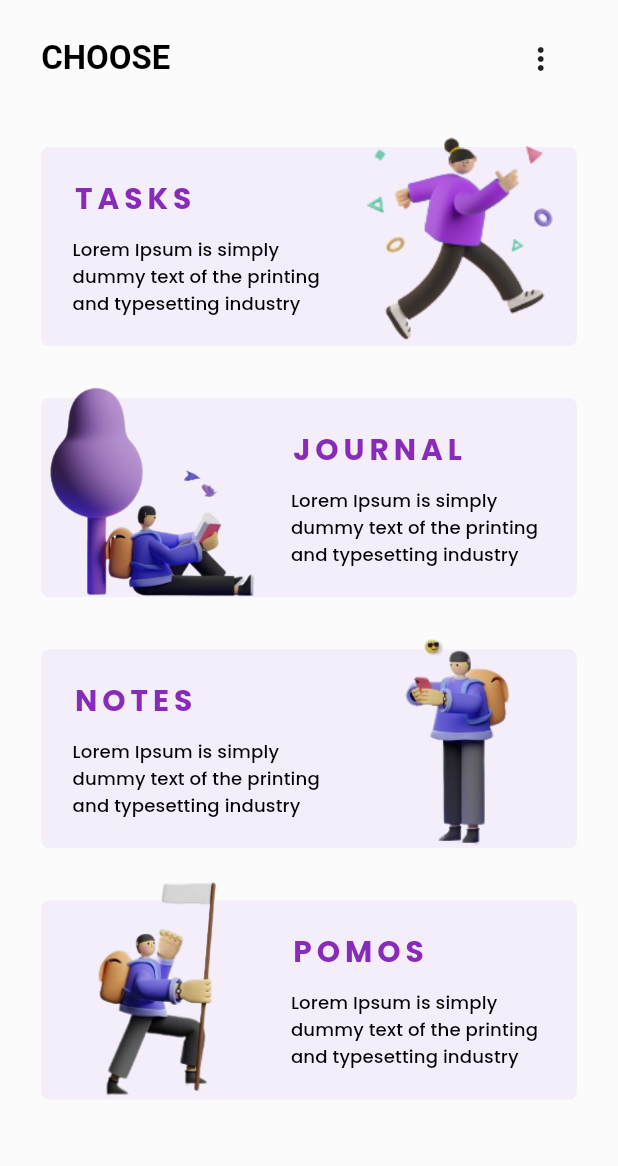
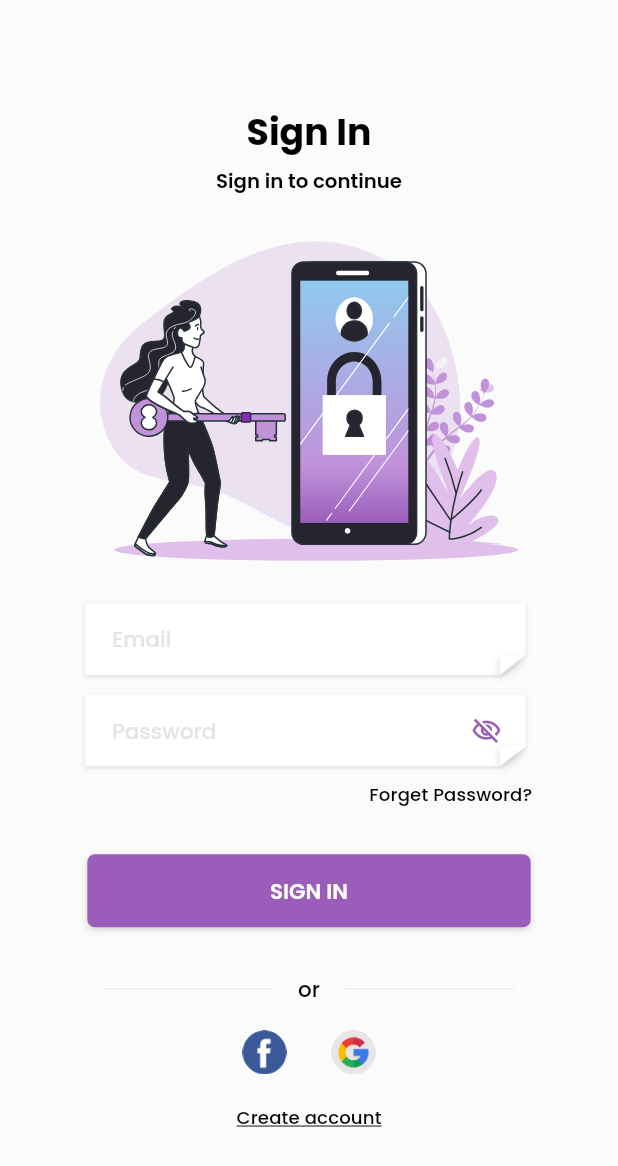
Before and after one commit to WafaaSisalem/daytracker_graduation, a Flutter app: the screen it shows after launch, on a phone screen of 412 x 824 dp. Shown: the top 1166 px of the screen. Run offline on Flutter 3.47's test engine with Material 2 defaults, Android fonts, the phone set to English and light mode, and no system bars; our stand-ins replace cloud_firestore, firebase_auth, firebase_core, flutter_calendar_carousel, flutter_image_slideshow, flutter_screenutil and 2 more; missing offline and left inert: custom_timer, simple_timer; accounts and stored records are empty.

```diff
--- /dev/null
+++ b/lib/Screens/registration/registration_screen.dart
@@ -0,0 +1,337 @@
+import 'package:day_tracker_graduation/Screens/choose_screen.dart';
+import 'package:day_tracker_graduation/services/auth_helper.dart';
+import 'package:flutter/material.dart';
+import 'package:flutter_screenutil/flutter_screenutil.dart';
+import 'package:flutter_styled_toast/flutter_styled_toast.dart';
+
+import '../../main.dart';
+import '../../models/user_model.dart';
+import '../../router/app_router.dart';
+import '../../services/firestore_helper.dart';
+import '../../widgets/common/button_widget.dart';
+import '../../widgets/registration/textfield_widget.dart';
+import '../../widgets/svgs/svgs.dart';
+
+enum RegistrationType {
+  signUp,
+  signIn,
+  forgetPassword,
+}
+
+class RegistrationScreen extends StatelessWidget {
+  RegistrationScreen({Key? key, required this.type}) : super(key: key);
+
+  final RegistrationType type;
+  static const String routeName = 'RegistrationScreen';
+
+  get title {
+    String title = type == RegistrationType.signUp
+        ? 'Sign Up'
+        : type == RegistrationType.signIn
+            ? 'Sign In'
+            : 'Forget Password';
+    return title;
+  }
+
+  get subTitle {
+    String subTitle = type == RegistrationType.signUp
+        ? 'Please enter your information below'
+        : type == RegistrationType.signIn
+            ? 'Sign in to continue'
+            : 'Please type your email below and we can help you reset password.';
+    return subTitle;
+  }
+
+  get image {
+    Widget image = type == RegistrationType.signUp
+        ? svgSignUp
+        : type == RegistrationType.signIn
+            ? svgSignIn
+            : svgForgetPassword;
+    return image;
+  }
+
+  get buttonText {
+    String buttonText = type == RegistrationType.signUp
+        ? 'Sign Up'
+        : type == RegistrationType.signIn
+            ? 'Sign In'
+            : 'Send';
+    return buttonText;
+  }
+
+  final GlobalKey<FormState> formKey = GlobalKey<FormState>();
+  String userName = '';
+  String email = '';
+  String password = '';
+  save(context) async {
+    if (formKey.currentState!.validate()) {
+      if (type == RegistrationType.signUp) {
+        String userId = await AuthHelper.authHelper
+            .signUpWithEmailAndPassword(email, password, context);
+        UserModel user =
+            UserModel(email: email, userName: userName, id: userId);
+        await FirestoreHelper.firestoreHelper.addUserToFirestore(user.toMap());
+      } else {
+        await AuthHelper.authHelper
+            .signInWithEmailAndPassword(email, password, context);
+        AppRouter.router.pushWithReplacementFunction(ChooseCardScreen());
+      }
+    }
+  }
+
+  @override
+  Widget build(BuildContext context) {
+    ThemeData theme = Theme.of(context);
+
+    return Scaffold(
+      body: SafeArea(
+        child: Container(
+          padding: EdgeInsets.symmetric(horizontal: 48.w),
+          child: Center(
+            child: SingleChildScrollView(
+              child: Column(
+                children: [
+                  myHeadtitle(),
+                  SizedBox(height: 5.h),
+                  mySubtitle(theme),
+                  SizedBox(height: 30.h),
+                  image,
+                  SizedBox(height: 25.h),
+                  myForm(context),
+                  type == RegistrationType.forgetPassword
+                      ? const SizedBox()
+                      : myButtonTextUnderForm(theme),
+                  SizedBox(height: 30.h),
+                  myButton(context),
+                  SizedBox(
+                    height: 30.h,
+                  ),
+                  type == RegistrationType.forgetPassword
+                      ? const SizedBox()
+                      : Column(
+                          children: [
+                            myDevider(theme),
+                            SizedBox(height: 17.h),
+                            registerWithFaceOrGoogle(),
+                            type == RegistrationType.signIn
+                                ? SizedBox(
+                                    height: 20.h,
+                                  )
+                                : const SizedBox(),
+                            type == RegistrationType.signIn
+                                ? createAccount(theme)
+                                : const SizedBox()
+                          ],
+                        ),
+                ],
+              ),
+            ),
+          ),
+        ),
+      ),
+    );
+  }
+
+  GestureDetector createAccount(ThemeData theme) {
+    return GestureDetector(
+      onTap: () {
+        AppRouter.router.pushNamedWithReplacementFunction(
+            RegistrationScreen.routeName, [RegistrationType.signUp]);
+      },
+      child: Text(
+        'Create account',
+        style: theme.textTheme.subtitle2!.copyWith(
+          decoration: TextDecoration.underline,
+        ),
+      ),
+    );
+  }
+
+  Row registerWithFaceOrGoogle() {
+    return Row(
+      mainAxisAlignment: MainAxisAlignment.center,
+      children: [
+        GestureDetector(
+          child: Image.asset('assets/images/facebook_icon.png',
+              width: 29.w, height: 29.h),
+        ),
+        SizedBox(
+          width: 25.w,
+        ),
+        GestureDetector(
+          child: Image.asset(
+            'assets/images/google_icon.png',
+            width: 29.w,
+            height: 29.h,
+          ),
+        ),
+      ],
+    );
+  }
+
+  Stack myDevider(ThemeData theme) {
+    return Stack(
+      alignment: Alignment.center,
+      children: [
+        Padding(
+          padding: EdgeInsets.symmetric(horizontal: 15.w),
+          child: Container(
+            width: double.infinity,
+            height: 1.h,
+            color: Colors.grey[200], //TODO: COLOR
+          ),
+        ),
+        Container(
+          color: MyApp.scaffoldBackgroundColor,
+          padding: EdgeInsets.symmetric(horizontal: 15.w),
+          child: Text(
+            'or',
+            style: theme.textTheme.headline4,
+          ),
+        ),
+      ],
+    );
+  }
+
+  myButton(BuildContext context) {
+    return ButtonWidget(
+        text: buttonText,
+        onPressed: () async {
+          formKey.currentState!.validate();
+          // if (type == RegistrationType.signUp) {
+          //   save(context);
+          //   // AuthHelper.authHelper
+          //   //     .signUpWithEmailAndPassword(email, password, context);
+          // } else if (type == RegistrationType.signIn) {
+          //   AuthHelper.authHelper
+          //       .signInWithEmailAndPassword(email, password, context);
+          // } else {}
+          if (type == RegistrationType.forgetPassword) {
+          } else {
+            save(context);
+          }
+        },
+        height: 48.h,
+        width: 269.w);
+  }
+
+  Align myButtonTextUnderForm(ThemeData theme) {
+    return Align(
+      alignment: Alignment(0.87.w, 0),
+      child: GestureDetector(
+        onTap: () {
+          AppRouter.router
+              .pushNamedWithReplacementFunction(RegistrationScreen.routeName, [
+            type == RegistrationType.signUp
+                ? RegistrationType.signIn
+                : RegistrationType.forgetPassword
+          ]);
+        },
+        child: Text(
+          type == RegistrationType.signUp
+              ? 'I have an account'
+              : 'Forget Password?',
+          style: theme.textTheme.subtitle2,
+        ),
+      ),
+    );
+  }
+
+  toastWidget({required String message, required BuildContext context}) {
+    return showToast(
+      message,
+      context: context,
+      animation: StyledToastAnimation.scale,
+      reverseAnimation: StyledToastAnimation.fade,
+      position: StyledToastPosition.bottom,
+      animDuration: const Duration(seconds: 1),
+      duration: const Duration(seconds: 4),
+      curve: Curves.elasticOut,
+      reverseCurve: Curves.linear,
+      backgroundColor: Colors.grey[300],
+      textStyle: Theme.of(context).textTheme.subtitle2,
+    );
+  }
+
+  Form myForm(BuildContext context) {
+    return Form(
+      key: formKey,
+      child: Column(children: [
+        type == RegistrationType.signUp
+            ? CustomTextFieldWidget(
+                hint: 'Username',
+                validator: (value) {
+                  if (value == null || value.length < 3) {
+                    toastWidget(
+                        message: 'User Name should be more than 2 characters!',
+                        context: context);
+                  }
+                  return null;
+                },
+                keyboardType: TextInputType.name,
+                onChanged: (value) {
+                  userName = value;
+                },
+              )
+            : const SizedBox(),
+        CustomTextFieldWidget(
+          hint: 'Email',
+          validator: (value) {
+            if (!RegExp(
+                    r"^[a-zA-Z0-9.!#$%&'*+/=?^_`{|}~-]+@[a-zA-Z0-9-]+(?:\.[a-zA-Z0-9-]+)*$",
+                    caseSensitive: false)
+                .hasMatch(value ?? '')) {
+              toastWidget(
+                  message: 'Please enter a valid email!', context: context);
+            }
+            return null;
+          },
+          keyboardType: TextInputType.emailAddress,
+          onChanged: (value) {
+            email = value;
+          },
+        ),
+        type == RegistrationType.forgetPassword
+            ? const SizedBox()
+            : CustomTextFieldWidget(
+                validator: (value) {
+                  if (value == null || value.length < 7) {
+                    toastWidget(
+                        context: context,
+                        message: 'Password should be more than 6 characters');
+                  }
+                  return null;
+                },
+                hint: 'Password',
+                isPassword: true,
+                keyboardType: TextInputType.visiblePassword,
+                onChanged: (value) {
+                  password = value;
+                },
+                textInputAction: TextInputAction.done,
+              ),
+      ]),
+    );
+  }
+
+  Text mySubtitle(ThemeData theme) {
+    return Text(
+      subTitle,
+      style: theme.textTheme.subtitle1,
+      textAlign: TextAlign.center,
+    );
+  }
+
+  Text myHeadtitle() {
+    return Text(
+      title,
+      style: TextStyle(
+        color: Colors.black, //TODO:COLOR
+        fontSize: 22.sp,
+        fontFamily: 'Poppins',
+        fontWeight: FontWeight.w700,
+      ),
+    );
+  }
+}
--- /dev/null
+++ b/lib/models/user_model.dart
@@ -0,0 +1,14 @@
+class UserModel {
+  final String id;
+  final String email;
+  final String userName;
+
+  UserModel({required this.email, required this.userName, required this.id});
+  UserModel.fromMap(Map map)
+      : id = map['id'],
+        email = map['email'],
+        userName = map['userName'];
+  toMap() {
+    return {'id': id, 'email': email, 'userName': userName};
+  }
+}
--- /dev/null
+++ b/lib/services/auth_helper.dart
@@ -0,0 +1,75 @@
+import 'package:firebase_auth/firebase_auth.dart';
+import 'package:flutter_styled_toast/flutter_styled_toast.dart';
+
+import '../models/user_model.dart';
+
+class AuthHelper {
+  AuthHelper._();
+  static AuthHelper authHelper = AuthHelper._();
+  FirebaseAuth firebaseAuth = FirebaseAuth.instance;
+
+//EMAIL SIGN UP
+
+  signUpWithEmailAndPassword(email, password, context) async {
+    try {
+      UserCredential userCredential = await firebaseAuth
+          .createUserWithEmailAndPassword(email: email, password: password);
+
+      sendEmailVerification(context);
+
+      return userCredential.user!.uid;
+    } on FirebaseAuthException catch (e) {
+      if (e.code == 'weak-password') {
+        showToast('You enterd a too weak password please change it',
+            context: context);
+      } else if (e.code == 'email-already-in-use') {
+        showToast('The account already exists for that email.',
+            context: context);
+      }
+    }
+  }
+
+// EMAIL VERFICATION
+  Future<void> sendEmailVerification(context) async {
+    try {
+      firebaseAuth.currentUser!.sendEmailVerification();
+      showToast('Email verfication has been sent!', context: context);
+    } on FirebaseAuthException catch (e) {
+      showToast(context: context, e.message);
+    }
+  }
+
+  Future signInWithEmailAndPassword(email, password, context) async {
+    try {
+      await firebaseAuth.signInWithEmailAndPassword(
+          email: email, password: password);
+      if (!firebaseAuth.currentUser!.emailVerified) {
+        await sendEmailVerification(context);
+      }
+    } on FirebaseAuthException catch (e) {
+      if (e.code == 'user-not-found') {
+        showToast('No user found for that email.', context: context);
+      } else if (e.code == 'wrong-password') {
+        showToast('Wrong password provided for that user.', context: context);
+      }
+    }
+  }
+
+  // Future resetPassword(email) async {
+  //   try {
+  //     return await firebaseAuth.sendPasswordResetEmail(email: email);
+  //   } catch (e) {
+  //     // ignore: avoid_print
+  //     print(e.toString() + 'resetPassword');
+  //   }
+  // }
+
+  Future signOut() async {
+    try {
+      await firebaseAuth.signOut();
+    } catch (e) {
+      // ignore: avoid_print
+      print(e.toString() + 'signOut');
+    }
+  }
+}
--- /dev/null
+++ b/lib/services/firestore_helper.dart
@@ -0,0 +1,16 @@
+import 'package:cloud_firestore/cloud_firestore.dart';
+
+class FirestoreHelper {
+  FirestoreHelper._();
+  static FirestoreHelper firestoreHelper = FirestoreHelper._();
+  FirebaseFirestore firebaseFirestore = FirebaseFirestore.instance;
+  static const String userCollectionName = 'users';
+  addUserToFirestore(Map<String, dynamic> userMap) async {
+    try {
+      await firebaseFirestore.collection(userCollectionName).add(userMap);
+    } on Exception catch (e) {
+      // ignore: avoid_print
+      print(e.toString());
+    }
+  }
+}
--- /dev/null
+++ b/lib/widgets/registration/textfield_widget.dart
@@ -0,0 +1,76 @@
+import 'package:flutter/material.dart';
+import 'package:flutter_screenutil/flutter_screenutil.dart';
+
+class CustomTextFieldWidget extends StatelessWidget {
+  const CustomTextFieldWidget({
+    Key? key,
+    required this.hint,
+    required this.keyboardType,
+    required this.onChanged,
+    this.isPassword = false,
+    this.textInputAction = TextInputAction.next,
+    required this.validator,
+  }) : super(key: key);
+
+  final String hint;
+  final TextInputType keyboardType;
+  final TextInputAction textInputAction;
+  final bool isPassword;
+  final Function(String) onChanged;
+  final String? Function(String?)? validator;
+
+  @override
+  Widget build(BuildContext context) {
+    ThemeData theme = Theme.of(context);
+    return Stack(
+      children: [
+        textfieldBackground(),
+        Container(
+          padding: EdgeInsets.only(bottom: 10.h, left: 20.w, top: 15.h),
+          width: 269.w,
+          height: 48.h,
+          child: textfieldBody(theme, context),
+        )
+      ],
+    );
+  }
+
+  TextFormField textfieldBody(ThemeData theme, BuildContext context) {
+    return TextFormField(
+        cursorColor: theme.primaryColor,
+        style: theme.textTheme.headline4,
+        validator: validator,
+        keyboardType: keyboardType,
+        textInputAction: textInputAction,
+        onChanged: onChanged,
+        onEditingComplete: () => FocusManager.instance.primaryFocus?.unfocus(),
+        obscureText: isPassword ? true : false,
+        decoration: InputDecoration(
+          suffixIcon: isPassword
+              ? Icon(
+                  Icons.visibility_off_outlined,
+                  size: 20.r,
+                  color: theme.primaryColor,
+                )
+              : null,
+          contentPadding: const EdgeInsets.all(0),
+          hintStyle: Theme.of(context)
+              .textTheme
+              .headline4!
+              .copyWith(color: const Color(0x73C4C4C4)), //TODO: color
+          border: const OutlineInputBorder(borderSide: BorderSide.none),
+          hintText: hint,
+        ));
+  }
+
+  SizedBox textfieldBackground() {
+    return SizedBox(
+      width: 289.w,
+      height: 60.h,
+      child: Image.asset(
+        'assets/images/textfield.png',
+        fit: BoxFit.fill,
+      ),
+    );
+  }
+}
--- a/lib/widgets/svgs/svgs.dart
+++ b/lib/widgets/svgs/svgs.dart
@@ -9,6 +9,7 @@ const String deleteIcon = 'assets/images/delete_icon.svg';
 final SvgPicture svgDelete = SvgPicture.asset(
   deleteIcon,
 );
+
 // const String itemShape = 'assets/images/item_shape.svg';
 // final SvgPicture svgItem = SvgPicture.asset(
 //   itemShape,
--- a/pubspec.yaml
+++ b/pubspec.yaml
@@ -40,6 +40,9 @@ dependencies:
   simple_timer: ^2.0.0
   firebase_core: ^2.14.0
   firebase_auth: ^4.6.3
+  flutter_styled_toast: ^2.1.3
+  provider: ^6.0.5
+  cloud_firestore: ^4.8.1
 dev_dependencies:
   flutter_lints: ^2.0.0
   flutter_test:
```
Also changed, not shown: lib/Screens/choose_screen.dart (+24 -8 lines), lib/Screens/splash_screen.dart (+6 -2 lines), lib/main.dart (+19 -15 lines), pubspec.lock, 2 other files.
